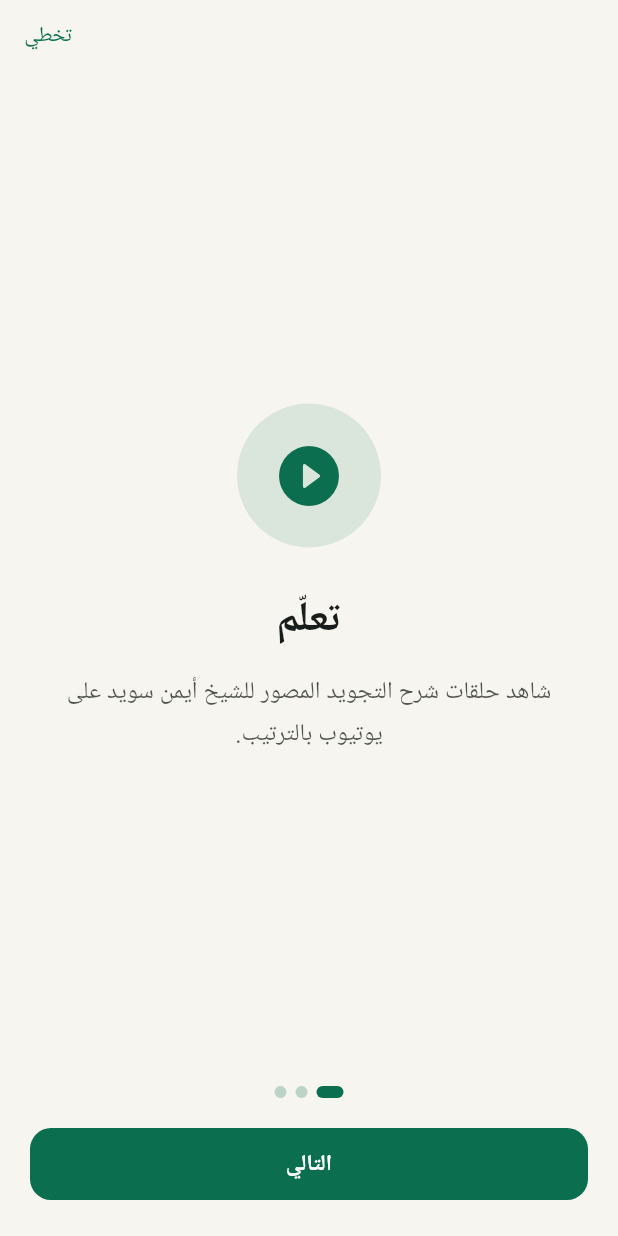
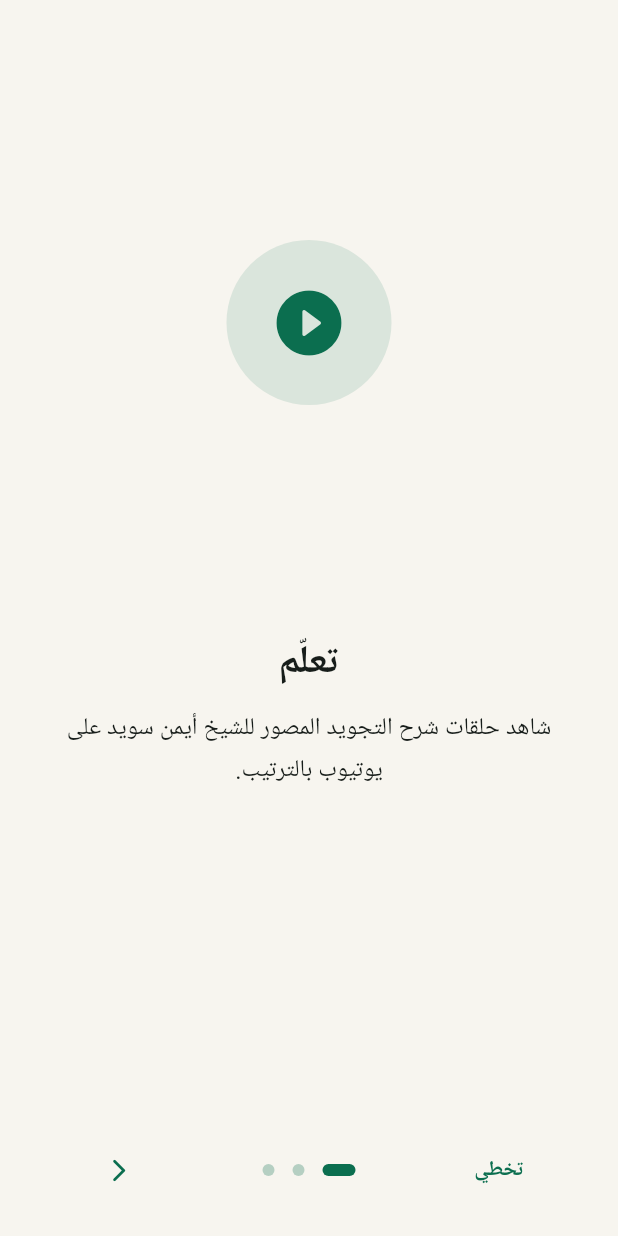
Before and after one commit to Mohammadzaza93/Holy-Quran, a Flutter app: the screen it shows after launch, on a phone screen of 412 x 824 dp. Run offline on Flutter 3.47's test engine with Material 3 defaults, Android fonts, the phone set to English and light mode, and no system bars; drawn by our look-alikes of introduction_screen; our stand-ins replace audioplayers, shared_preferences, shimmer, speech_to_text.

Commit message:
Onboarding via introduction_screen + smooth_page_indicator style

```diff
--- a/lib/screens/onboarding_screen.dart
+++ b/lib/screens/onboarding_screen.dart
@@ -1,152 +1,96 @@
 import 'package:flutter/material.dart';
+import 'package:introduction_screen/introduction_screen.dart';
 
 import '../services/storage_service.dart';
 import '../theme/app_theme.dart';
 import 'home_screen.dart';
 
-/// شاشة ترحيب لأول تشغيل: تعلّم → اختبر → سمّع.
-class OnboardingScreen extends StatefulWidget {
+/// شاشة ترحيب لأول تشغيل باستخدام introduction_screen.
+class OnboardingScreen extends StatelessWidget {
   const OnboardingScreen({super.key});
 
-  @override
-  State<OnboardingScreen> createState() => _OnboardingScreenState();
-}
-
-class _OnboardingScreenState extends State<OnboardingScreen> {
-  final _page = PageController();
-  int _index = 0;
-
-  static const _pages = [
-    (
-      Icons.play_circle_fill_rounded,
-      'تعلّم',
-      'شاهد حلقات شرح التجويد المصور للشيخ أيمن سويد على يوتيوب بالترتيب.',
-    ),
-    (
-      Icons.quiz_rounded,
-      'اختبر',
-      'راجع أحكام التجويد برواية حفص عبر أسئلة متنوعة ومراجعة ذكية للأخطاء.',
-    ),
-    (
-      Icons.mic_rounded,
-      'سمّع',
-      'اقرأ الآية والتصحيح يتابعك كلمة بكلمة — مجاناً وعلى جهازك قدر الإمكان.',
-    ),
-  ];
-
-  Future<void> _finish() async {
+  Future<void> _finish(BuildContext context) async {
     await StorageService.instance.setOnboardingDone(true);
-    if (!mounted) return;
+    if (!context.mounted) return;
     Navigator.of(context).pushReplacement(
       MaterialPageRoute(builder: (_) => const HomeScreen()),
     );
   }
 
-  @override
-  void dispose() {
-    _page.dispose();
-    super.dispose();
+  PageViewModel _page({
+    required IconData icon,
+    required String title,
+    required String body,
+  }) {
+    return PageViewModel(
+      title: title,
+      body: body,
+      image: Center(
+        child: Container(
+          width: 110,
+          height: 110,
+          decoration: BoxDecoration(
+            color: AppColors.primary.withOpacity(0.12),
+            shape: BoxShape.circle,
+          ),
+          child: Icon(icon, size: 52, color: AppColors.primary),
+        ),
+      ),
+      decoration: const PageDecoration(
+        titleTextStyle: TextStyle(fontSize: 26, fontWeight: FontWeight.w800),
+        bodyTextStyle: TextStyle(fontSize: 16, height: 1.7),
+        imagePadding: EdgeInsets.only(top: 48),
+        bodyPadding: EdgeInsets.symmetric(horizontal: 20),
+        titlePadding: EdgeInsets.only(top: 24, bottom: 12),
+        pageColor: Colors.transparent,
+      ),
+    );
   }
 
   @override
   Widget build(BuildContext context) {
-    final last = _index == _pages.length - 1;
-    return Scaffold(
-      body: SafeArea(
-        child: Column(
-          children: [
-            Align(
-              alignment: AlignmentDirectional.centerEnd,
-              child: TextButton(
-                onPressed: _finish,
-                child: const Text('تخطي'),
+    return IntroductionScreen(
+      globalBackgroundColor: Theme.of(context).scaffoldBackgroundColor,
+      pages: [
+        _page(
+          icon: Icons.play_circle_fill_rounded,
+          title: 'تعلّم',
+          body:
+              'شاهد حلقات شرح التجويد المصور للشيخ أيمن سويد على يوتيوب بالترتيب.',
         ),
+        _page(
+          icon: Icons.quiz_rounded,
+          title: 'اختبر',
+          body:
+              'راجع أحكام التجويد برواية حفص عبر أسئلة متنوعة ومراجعة ذكية للأخطاء.',
         ),
-            Expanded(
-              child: PageView.builder(
-                controller: _page,
-                itemCount: _pages.length,
-                onPageChanged: (i) => setState(() => _index = i),
-                itemBuilder: (context, i) {
-                  final p = _pages[i];
-                  return Padding(
-                    padding: const EdgeInsets.symmetric(horizontal: 28),
-                    child: Column(
-                      mainAxisAlignment: MainAxisAlignment.center,
-                      children: [
-                        Container(
-                          width: 96,
-                          height: 96,
-                          decoration: BoxDecoration(
-                            color: AppColors.primary.withOpacity(0.12),
-                            shape: BoxShape.circle,
-                          ),
-                          child: Icon(p.$1, size: 48, color: AppColors.primary),
-                        ),
-                        const SizedBox(height: 28),
-                        Text(
-                          p.$2,
-                          style: const TextStyle(
-                            fontSize: 28,
-                            fontWeight: FontWeight.w800,
-                          ),
-                        ),
-                        const SizedBox(height: 14),
-                        Text(
-                          p.$3,
-                          textAlign: TextAlign.center,
-                          style: TextStyle(
-                            fontSize: 16,
-                            height: 1.7,
-                            color: Theme.of(context).colorScheme.onSurface.withOpacity(0.75),
-                          ),
+        _page(
+          icon: Icons.mic_rounded,
+          title: 'سمّع',
+          body:
+              'اقرأ الآية والتصحيح يتابعك كلمة بكلمة — مجاناً وعلى جهازك قدر الإمكان.',
         ),
       ],
+      onDone: () => _finish(context),
+      onSkip: () => _finish(context),
+      showSkipButton: true,
+      skip: const Text('تخطي', style: TextStyle(fontWeight: FontWeight.w600)),
+      next: const Icon(Icons.arrow_back_ios_new_rounded, size: 18),
+      done: const Text('ابدأ', style: TextStyle(fontWeight: FontWeight.w800)),
+      curve: Curves.easeOutCubic,
+      dotsDecorator: DotsDecorator(
+        size: const Size(8, 8),
+        activeSize: const Size(22, 8),
+        activeColor: AppColors.primary,
+        color: AppColors.primary.withOpacity(0.28),
+        activeShape: RoundedRectangleBorder(
+          borderRadius: BorderRadius.circular(8),
         ),
-                  );
-                },
-              ),
-            ),
-            Row(
-              mainAxisAlignment: MainAxisAlignment.center,
-              children: [
-                for (var i = 0; i < _pages.length; i++)
-                  Container(
-                    width: i == _index ? 18 : 8,
-                    height: 8,
-                    margin: const EdgeInsets.symmetric(horizontal: 3),
-                    decoration: BoxDecoration(
-                      color: i == _index
-                          ? AppColors.primary
-                          : AppColors.primary.withOpacity(0.25),
+        shape: RoundedRectangleBorder(
           borderRadius: BorderRadius.circular(8),
         ),
       ),
-              ],
-            ),
-            const SizedBox(height: 20),
-            Padding(
-              padding: const EdgeInsets.fromLTRB(20, 0, 20, 24),
-              child: SizedBox(
-                width: double.infinity,
-                child: FilledButton(
-                  onPressed: () {
-                    if (last) {
-                      _finish();
-                    } else {
-                      _page.nextPage(
-                        duration: const Duration(milliseconds: 280),
-                        curve: Curves.easeOut,
-                      );
-                    }
-                  },
-                  child: Text(last ? 'ابدأ' : 'التالي'),
-                ),
-              ),
-            ),
-          ],
-        ),
-      ),
+      controlsPadding: const EdgeInsets.fromLTRB(16, 8, 16, 20),
     );
   }
 }
```
Lines whose indentation alone changed are shown as unchanged.
